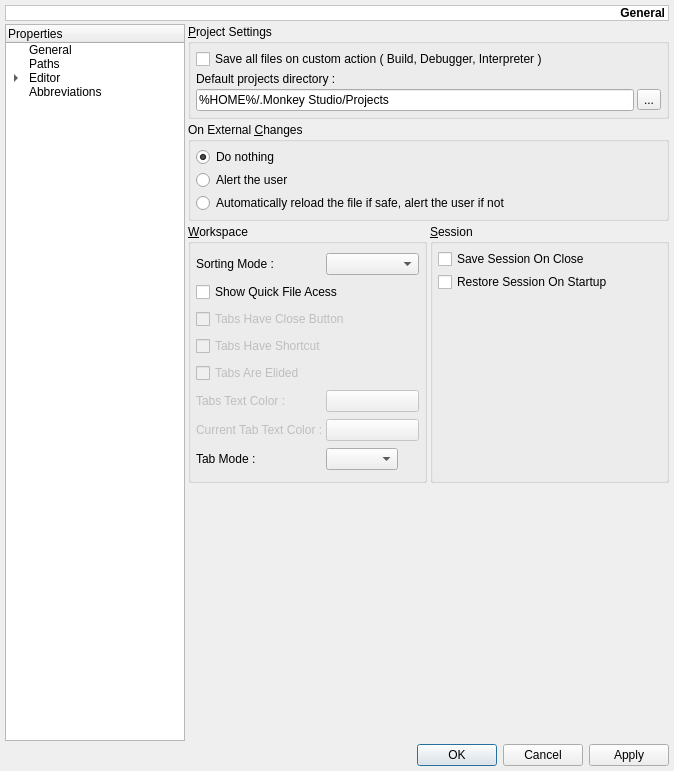
Before: the Qt Designer form monkey/src/maininterface/ui/UISettings.ui in pasnox/monkeystudio2, drawn with Qt 5.
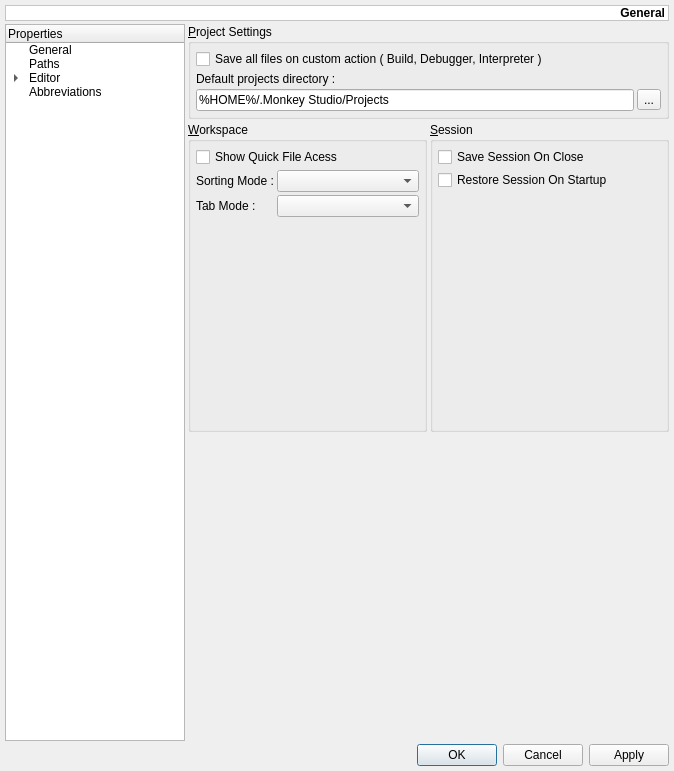
After: the same form once the commit is applied. Custom widgets are drawn as their Qt base class.

```diff
--- a/monkey/src/maininterface/ui/UISettings.ui
+++ b/monkey/src/maininterface/ui/UISettings.ui
@@ -266,46 +266,7 @@
          </layout>
         </widget>
        </item>
-       <item row="1" column="0" colspan="2">
-        <widget class="QGroupBox" name="gbOnExternalChanges">
-         <property name="title">
-          <string>On External &amp;Changes</string>
-         </property>
-         <layout class="QVBoxLayout">
-          <property name="spacing">
-           <number>3</number>
-          </property>
-          <property name="margin">
-           <number>5</number>
-          </property>
-          <item>
-           <widget class="QRadioButton" name="rbDoNothing">
-            <property name="text">
-             <string>Do nothing</string>
-            </property>
-            <property name="checked">
-             <bool>true</bool>
-            </property>
-           </widget>
-          </item>
-          <item>
-           <widget class="QRadioButton" name="rbAlertUser">
-            <property name="text">
-             <string>Alert the user</string>
-            </property>
-           </widget>
-          </item>
-          <item>
-           <widget class="QRadioButton" name="rbReloadAutomatically">
-            <property name="text">
-             <string>Automatically reload the file if safe, alert the user if not</string>
-            </property>
-           </widget>
-          </item>
-         </layout>
-        </widget>
-       </item>
-       <item row="2" column="0">
+       <item row="1" column="0">
         <widget class="QGroupBox" name="gbWorkspace">
          <property name="title">
           <string>&amp;Workspace</string>
@@ -317,110 +278,17 @@
           <property name="spacing">
            <number>3</number>
           </property>
-          <item row="2" column="0" colspan="3">
-           <widget class="QCheckBox" name="cbTabsHaveCloseButton">
-            <property name="enabled">
-             <bool>false</bool>
-            </property>
-            <property name="text">
-             <string>Tabs Have Close Button</string>
-            </property>
-           </widget>
-          </item>
-          <item row="3" column="0" colspan="3">
-           <widget class="QCheckBox" name="cbTabsHaveShortcut">
-            <property name="enabled">
-             <bool>false</bool>
-            </property>
-            <property name="text">
-             <string>Tabs Have Shortcut</string>
-            </property>
-           </widget>
-          </item>
-          <item row="4" column="0" colspan="3">
-           <widget class="QCheckBox" name="cbTabsElided">
-            <property name="enabled">
-             <bool>false</bool>
-            </property>
-            <property name="text">
-             <string>Tabs Are Elided</string>
-            </property>
-           </widget>
-          </item>
-          <item row="5" column="1" colspan="2">
-           <widget class="pColorButton" name="tbTabsTextColor">
-            <property name="enabled">
-             <bool>false</bool>
-            </property>
-            <property name="sizePolicy">
-             <sizepolicy hsizetype="Preferred" vsizetype="Fixed">
-              <horstretch>0</horstretch>
-              <verstretch>0</verstretch>
-             </sizepolicy>
-            </property>
-           </widget>
-          </item>
-          <item row="5" column="0">
-           <widget class="QLabel" name="lTabsTextColor">
-            <property name="enabled">
-             <bool>false</bool>
-            </property>
-            <property name="text">
-             <string>Tabs Text Color :</string>
-            </property>
-           </widget>
-          </item>
-          <item row="6" column="0">
-           <widget class="QLabel" name="lCurrentTabTextColor">
-            <property name="enabled">
-             <bool>false</bool>
-            </property>
-            <property name="text">
-             <string>Current Tab Text Color :</string>
-            </property>
-           </widget>
-          </item>
-          <item row="6" column="1" colspan="2">
-           <widget class="pColorButton" name="tbCurrentTabTextColor">
-            <property name="enabled">
-             <bool>false</bool>
-            </property>
-            <property name="sizePolicy">
-             <sizepolicy hsizetype="Preferred" vsizetype="Fixed">
-              <horstretch>0</horstretch>
-              <verstretch>0</verstretch>
-             </sizepolicy>
-            </property>
-           </widget>
-          </item>
-          <item row="7" column="0">
+          <item row="3" column="0">
            <widget class="QLabel" name="lTabMode">
             <property name="text">
              <string>Tab Mode :</string>
             </property>
            </widget>
           </item>
-          <item row="7" column="1" colspan="2">
-           <widget class="QComboBox" name="cbTabModes">
-            <property name="sizePolicy">
-             <sizepolicy hsizetype="Fixed" vsizetype="Fixed">
-              <horstretch>0</horstretch>
-              <verstretch>0</verstretch>
-             </sizepolicy>
-            </property>
-           </widget>
+          <item row="3" column="1" colspan="2">
+           <widget class="QComboBox" name="cbTabModes"/>
           </item>
-          <item row="1" column="0" colspan="3">
-           <widget class="QCheckBox" name="cbQuickFileAccess">
-            <property name="toolTip">
-             <string>Add a combobox in the context toolbar that allow quick file change</string>
-            </property>
-            <property name="text">
-             <string>Show Quick File Acess</string>
-            </property>
-           </widget>
-          </item>
-          <item row="0" column="0">
+          <item row="1" column="0">
            <widget class="QLabel" name="lSortingMode">
             <property name="toolTip">
              <string>The sorting mode apply to the &quot;Opened Files List&quot; dock.
@@ -431,7 +299,7 @@
             </property>
            </widget>
           </item>
-          <item row="0" column="1" colspan="2">
+          <item row="1" column="1" colspan="2">
            <widget class="QComboBox" name="cbSortingMode">
             <property name="toolTip">
              <string>The sorting mode apply to the &quot;Opened Files List&quot; dock.
@@ -439,10 +307,33 @@
             </property>
            </widget>
           </item>
+          <item row="4" column="0" colspan="3">
+           <spacer name="verticalSpacer">
+            <property name="orientation">
+             <enum>Qt::Vertical</enum>
+            </property>
+            <property name="sizeHint" stdset="0">
+             <size>
+              <width>20</width>
+              <height>40</height>
+             </size>
+            </property>
+           </spacer>
+          </item>
+          <item row="0" column="0" colspan="3">
+           <widget class="QCheckBox" name="cbQuickFileAccess">
+            <property name="toolTip">
+             <string>Add a combobox in the context toolbar that allow quick file change</string>
+            </property>
+            <property name="text">
+             <string>Show Quick File Acess</string>
+            </property>
+           </widget>
+          </item>
          </layout>
         </widget>
        </item>
-       <item row="2" column="1">
+       <item row="1" column="1">
         <widget class="QGroupBox" name="gbSession">
          <property name="title">
           <string>&amp;Session</string>
@@ -484,7 +375,7 @@
          </layout>
         </widget>
        </item>
-       <item row="3" column="0" colspan="2">
+       <item row="2" column="0" colspan="2">
         <spacer>
          <property name="orientation">
           <enum>Qt::Vertical</enum>
```
